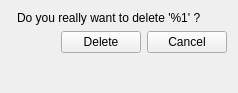
First picture: the form in client/uiforms/recipe_delete.ui, repository Wolframe/configurator, before the edit.
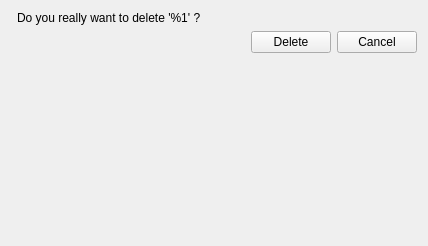
Second picture: the form after the edit. Icons and pictures are not drawn.

```diff
--- a/client/uiforms/recipe_delete.ui
+++ b/client/uiforms/recipe_delete.ui
@@ -9,8 +9,8 @@
    <rect>
     <x>0</x>
     <y>0</y>
-    <width>238</width>
-    <height>93</height>
+    <width>428</width>
+    <height>246</height>
    </rect>
   </property>
   <property name="windowTitle">
```
Left out of the diff: 2 changed lines with no effect on the pictures.
